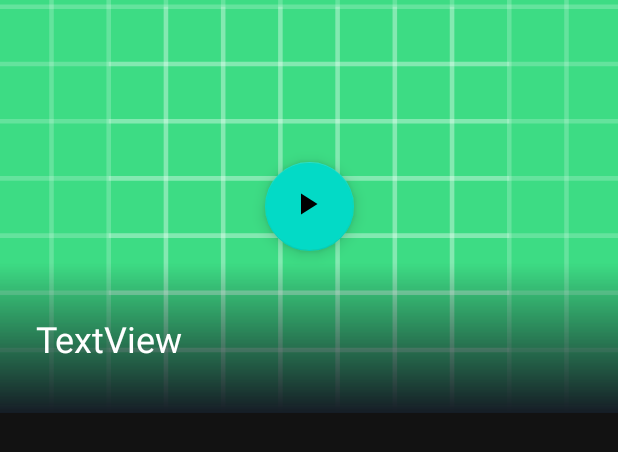
After one commit to OussamaAarab/Android_Project, an Android app: the layout slide_item.xml on its own in the app's theme, with its tools: preview values and no code run, on a phone screen of 412 x 824 dp. The commit adds this screen. Shown: the top 452 px of the screen. Run offline under Robolectric (Android 15) with nearby library versions, the phone set to English and light mode, and no system bars; network calls fail; Roboto replaces fonts that are not available here.

Commit message:
Movies Slider

```diff
--- a/app/build.gradle
+++ b/app/build.gradle
@@ -56,6 +56,7 @@ dependencies {
 
 
 
+
     //Background Services (WorkManager) dependencies
     def work_version = "2.5.0"
 
--- /dev/null
+++ b/app/src/main/res/drawable/gradient_black.xml
@@ -0,0 +1,6 @@
+<?xml version="1.0" encoding="utf-8"?>
+<shape xmlns:android="http://schemas.android.com/apk/res/android">
+
+    <gradient android:angle="90" android:startColor="#151c25" />
+
+</shape>
--- /dev/null
+++ b/app/src/main/res/drawable/ic_baseline_play_arrow_24.xml
@@ -0,0 +1,10 @@
+<vector xmlns:android="http://schemas.android.com/apk/res/android"
+    android:width="24dp"
+    android:height="24dp"
+    android:viewportWidth="24"
+    android:viewportHeight="24"
+    android:tint="?attr/colorControlNormal">
+  <path
+      android:fillColor="@android:color/white"
+      android:pathData="M8,5v14l11,-7z"/>
+</vector>
--- /dev/null
+++ b/app/src/main/res/layout/slide_item.xml
@@ -0,0 +1,55 @@
+<?xml version="1.0" encoding="utf-8"?>
+<androidx.constraintlayout.widget.ConstraintLayout
+    xmlns:android="http://schemas.android.com/apk/res/android"
+    xmlns:app="http://schemas.android.com/apk/res-auto"
+    xmlns:tools="http://schemas.android.com/tools"
+    android:layout_width="match_parent"
+    android:layout_height="275dp">
+
+    <ImageView
+        android:id="@+id/slide_img"
+        android:scaleType="centerCrop"
+        android:layout_width="0dp"
+        android:layout_height="0dp"
+        app:layout_constraintBottom_toBottomOf="parent"
+        app:layout_constraintEnd_toEndOf="parent"
+        app:layout_constraintStart_toStartOf="parent"
+        app:layout_constraintTop_toTopOf="parent"
+        android:src="@drawable/ic_launcher_background" />
+
+    <com.google.android.material.floatingactionbutton.FloatingActionButton
+        android:id="@+id/floatingActionButton"
+        android:layout_width="70dp"
+        android:layout_height="59dp"
+        android:clickable="true"
+        app:layout_constraintBottom_toBottomOf="parent"
+        app:layout_constraintEnd_toEndOf="parent"
+        app:layout_constraintStart_toStartOf="@+id/slide_img"
+        app:layout_constraintTop_toTopOf="@+id/slide_img"
+        android:src="@drawable/ic_baseline_play_arrow_24" />
+
+    <ImageView
+        android:id="@+id/imageView3"
+        android:layout_width="0dp"
+        android:layout_height="100dp"
+        app:layout_constraintBottom_toBottomOf="parent"
+        app:layout_constraintEnd_toEndOf="parent"
+        app:layout_constraintStart_toStartOf="parent"
+        app:srcCompat="@drawable/gradient_black" />
+
+    <TextView
+        android:id="@+id/title_slide"
+        android:layout_width="0dp"
+        android:layout_height="wrap_content"
+        android:layout_marginStart="24dp"
+        android:layout_marginEnd="24dp"
+        android:textColor="#ffffff"
+        android:textSize="24sp"
+        android:text="TextView"
+        app:layout_constraintBottom_toBottomOf="@+id/slide_img"
+        app:layout_constraintEnd_toEndOf="@+id/imageView3"
+        app:layout_constraintHorizontal_bias="0.0"
+        app:layout_constraintStart_toStartOf="@+id/imageView3"
+        app:layout_constraintTop_toTopOf="@+id/imageView3" />
+
+</androidx.constraintlayout.widget.ConstraintLayout>
--- a/build.gradle
+++ b/build.gradle
@@ -15,6 +15,7 @@ allprojects {
     repositories {
         google()
         jcenter()
+        //maven { url 'https://jitpack.io' }
     }
 }
 
```
Also changed, not shown: app/src/main/AndroidManifest.xml (+3 -4 lines), app/src/main/java/com/example/androidproject/HomeAdapter/Slide.java (added, +28 -0 lines), app/src/main/java/com/example/androidproject/HomeAdapter/SlideAdapter.java (added, +59 -0 lines), app/src/main/java/com/example/androidproject/HomeFragment.java (+44 -0 lines), app/src/main/res/drawable/default_indicator.xml (added, +17 -0 lines), app/src/main/res/drawable/indicator_selector.xml (added, +8 -0 lines), app/src/main/res/drawable/selected_indicator.xml (added, +17 -0 lines), app/src/main/res/layout/fragment_home.xml (+27 -7 lines), app/src/main/res/drawable/backdrop1.jpg (added), app/src/main/res/drawable/backdrop2.jpg (added), app/src/main/res/drawable/backdrop3.jpg (added), app/src/main/res/drawable/backdrop4.jpg (added), app/src/main/res/drawable/backdrop5.jpg (added).
